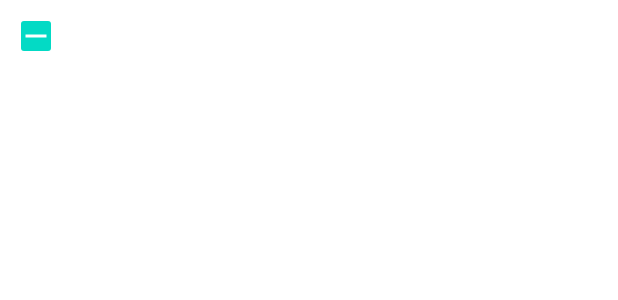
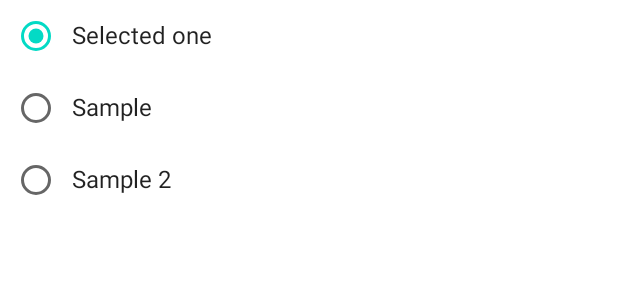
Before and after one commit to martamagui/LearningCompose, an Android app built with Jetpack Compose: the @Preview function DefaultPreview, on a phone screen of 412 x 824 dp. Shown: the top 300 px of the screen. Run offline under Robolectric (Android 15) with nearby library versions, the phone set to English and light mode, and no system bars.

Commit message:
Components: StateHoisting with multiple RadioButtons

```diff
--- a/UdemyCourseDummyProject/app/src/main/java/com/example/udemycoursedummyproject/MainActivity.kt
+++ b/UdemyCourseDummyProject/app/src/main/java/com/example/udemycoursedummyproject/MainActivity.kt
@@ -43,7 +43,7 @@ class MainActivity : ComponentActivity() {
                     modifier = Modifier.fillMaxSize(),
                     color = MaterialTheme.colors.background
                 ) {
-                    MyTriStatusCheckBox()
+
                 }
             }
         }
@@ -51,16 +51,67 @@ class MainActivity : ComponentActivity() {
 }
 
 @Composable
-fun MyTriStatusCheckBox() {
-    var status by rememberSaveable { mutableStateOf(ToggleableState.Indeterminate) }
+fun MyRadioButton() {
+    var status by rememberSaveable { mutableStateOf(true) }
 
-    TriStateCheckbox(state = status, onClick = {
-        when (status) {
-            ToggleableState.On -> ToggleableState.Off
-            ToggleableState.Off -> ToggleableState.Indeterminate
-            ToggleableState.Indeterminate -> ToggleableState.On
+    Row(
+        Modifier.fillMaxWidth(),
+        verticalAlignment = Alignment.CenterVertically
+    ) {
+        RadioButton(
+            selected = status,
+            onClick = { status = !status },
+            //enabled = false,
+            colors = RadioButtonDefaults.colors(
+                selectedColor = Color.Yellow,
+                unselectedColor = Color.LightGray,
+                disabledColor = Color.Gray
+            )
+        )
+        Text(text = "Ejemplo RButton")
+    }
+}
+
+@Composable
+fun MyRadioButtonListContainer() {
+    var selectedRadioButton by rememberSaveable { mutableStateOf("Selected one") }
+    MyRadioButtonList(
+        selectedRadioButton = selectedRadioButton,
+        onClick = { selectedRadioButton = it }
+    )
+}
+
+@Composable
+fun MyRadioButtonList(selectedRadioButton: String, onClick: (String) -> Unit) {
+    Column(Modifier.fillMaxWidth()) {
+        Row(
+            verticalAlignment = Alignment.CenterVertically
+        ) {
+            RadioButton(
+                selected = selectedRadioButton == "Selected one",
+                onClick = { onClick("Selected one") })
+            Text(text = "Selected one")
         }
-    })
+
+        Row(
+            verticalAlignment = Alignment.CenterVertically
+        ) {
+            RadioButton(
+                selected = selectedRadioButton == "Sample",
+                onClick = { onClick("Sample") })
+            Text(text = "Sample")
+        }
+
+        Row(
+            verticalAlignment = Alignment.CenterVertically
+        ) {
+            RadioButton(
+                selected = selectedRadioButton == "Sample 2",
+                onClick = { onClick("Sample 2") })
+            Text(text = "Sample 2")
+        }
+
+    }
 }
 
 
@@ -71,6 +122,6 @@ fun MyTriStatusCheckBox() {
 @Composable
 fun DefaultPreview() {
     UdemyCourseDummyProjectTheme {
-        MyTriStatusCheckBox()
+        MyRadioButtonListContainer()
     }
 }
```
Also changed, not shown: UdemyCourseDummyProject/app/src/main/java/com/example/udemycoursedummyproject/theory/components/Checkboxes.kt (+15 -0 lines).
